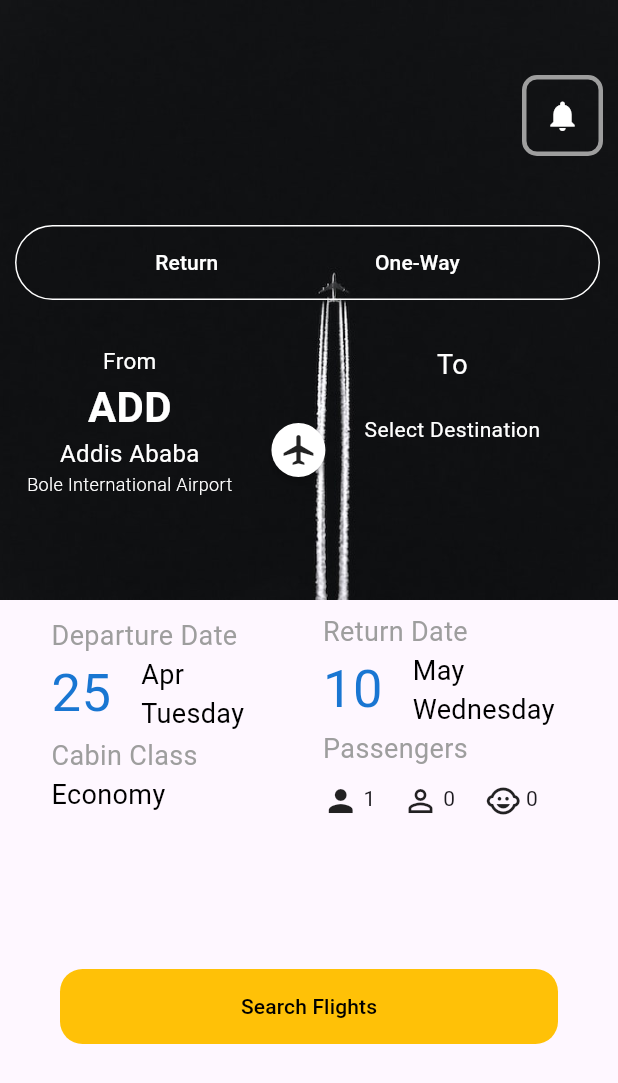
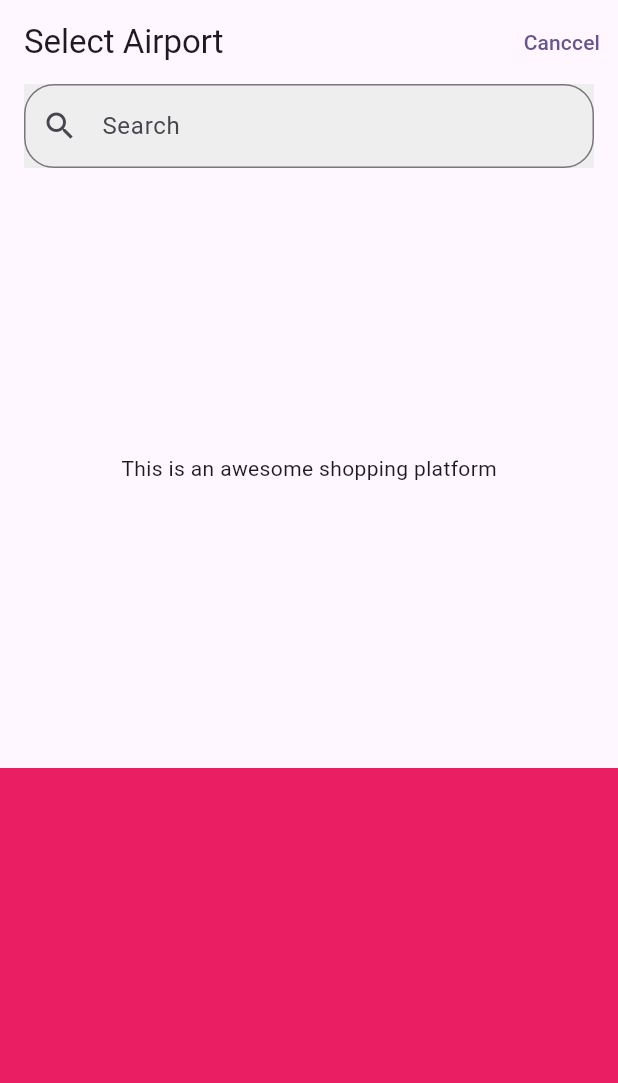
Before and after one commit to ihsahm/flutter-guzogo-test-app, a Flutter app: the HomePage screen opened directly, after a tap on "Search Flights", on a phone screen of 412 x 824 dp. Shown: the top 1083 px of the screen. Run offline on Flutter 3.47's test engine with Material 2 defaults, Android fonts, the phone set to English and light mode, and no system bars; our stand-ins replace fluttericon.

Commit message:
Second Commit

```diff
--- a/lib/views/homepage.dart
+++ b/lib/views/homepage.dart
@@ -1,4 +1,5 @@
 import 'package:flutter/material.dart';
+import 'package:flutter_project/views/searchpage.dart';
 import 'package:fluttericon/entypo_icons.dart';
 import 'package:fluttericon/linecons_icons.dart';
 
@@ -14,6 +15,12 @@ class _HomePageState extends State<HomePage> {
   void incrementPassenger() {
     setState(() {
       _passenger++;
+    });
+  }
+
+  void decrementPassenger() {
+    setState(() {
+      _passenger--;
     });
   }
 
@@ -306,7 +313,7 @@ class _HomePageState extends State<HomePage> {
                                     children: [
                                       IconButton(
                                         icon: const Icon(Entypo.minus_circled),
-                                        onPressed: () {},
+                                        onPressed: decrementPassenger,
                                       ),
                                       const SizedBox(
                                         width: 10,
@@ -381,7 +388,10 @@ class _HomePageState extends State<HomePage> {
               "Search Flights",
               style: TextStyle(color: Colors.black),
             ),
-            onPressed: () {},
+            onPressed: () {
+              Navigator.push(context,
+                  MaterialPageRoute(builder: (context) => const SearchPage()));
+            },
           ),
         ),
       ),
--- /dev/null
+++ b/lib/views/searchpage.dart
@@ -0,0 +1,76 @@
+import 'package:flutter/material.dart';
+
+class SearchPage extends StatefulWidget {
+  const SearchPage({super.key});
+
+  @override
+  State<SearchPage> createState() => _SearchPageState();
+}
+
+class _SearchPageState extends State<SearchPage> {
+  @override
+  Widget build(BuildContext context) {
+    return Scaffold(
+      body: Column(
+        children: [searchBar()],
+      ),
+    );
+  }
+
+  Widget searchBar() {
+    return CustomScrollView(
+      shrinkWrap: true,
+      scrollDirection: Axis.vertical,
+      slivers: [
+        SliverAppBar(
+          automaticallyImplyLeading: false,
+          floating: true,
+          pinned: true,
+          snap: false,
+          centerTitle: false,
+          title: const Text('Select Airport'),
+          actions: [
+            TextButton(
+              child: const Text("Canccel"),
+              onPressed: () {},
+            ),
+          ],
+          bottom: AppBar(
+            automaticallyImplyLeading: false,
+            title: Container(
+              width: double.infinity,
+              height: 60,
+              color: Colors.grey[200],
+              child: Center(
+                child: TextField(
+                  decoration: InputDecoration(
+                      hintText: 'Search',
+                      prefixIcon: const Icon(Icons.search),
+                      border: OutlineInputBorder(
+                          borderRadius: BorderRadius.circular(20))),
+                ),
+              ),
+            ),
+          ),
+        ),
+        // Other Sliver Widgets
+        SliverList(
+          delegate: SliverChildListDelegate([
+            const SizedBox(
+              height: 400,
+              child: Center(
+                child: Text(
+                  'This is an awesome shopping platform',
+                ),
+              ),
+            ),
+            Container(
+              height: 1000,
+              color: Colors.pink,
+            ),
+          ]),
+        ),
+      ],
+    );
+  }
+}
```
Also changed, not shown: lib/model/destination_model.dart (added).
